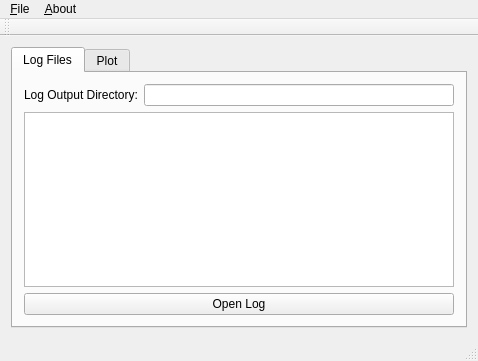
First picture: the form in srcPlot/main_window_plot.ui, repository blizzard4591/zeusUtilities, before the edit.
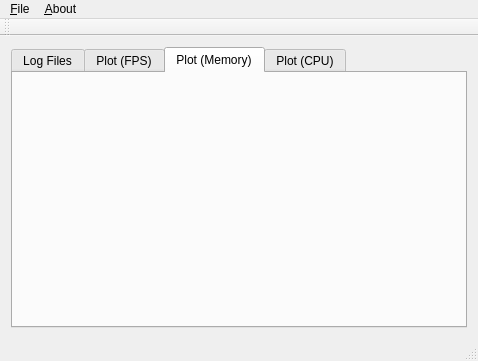
Second picture: the form after the edit. The open tabs and pages were chosen to show the change. Custom widgets are drawn as their Qt base class.

```diff
--- a/srcPlot/main_window_plot.ui
+++ b/srcPlot/main_window_plot.ui
@@ -23,6 +23,9 @@
       <property name="currentIndex">
        <number>0</number>
       </property>
+      <property name="tabBarAutoHide">
+       <bool>false</bool>
+      </property>
       <widget class="QWidget" name="tabOpen">
        <attribute name="title">
         <string>Log Files</string>
@@ -56,11 +59,31 @@
       </widget>
       <widget class="QWidget" name="tabView">
        <attribute name="title">
-        <string>Plot</string>
+        <string>Plot (FPS)</string>
        </attribute>
        <layout class="QVBoxLayout" name="verticalLayout_3">
         <item>
-         <widget class="QCustomPlot" name="customPlotWidget" native="true"/>
+         <widget class="QCustomPlot" name="plotFps" native="true"/>
+        </item>
+       </layout>
+      </widget>
+      <widget class="QWidget" name="tab">
+       <attribute name="title">
+        <string>Plot (Memory)</string>
+       </attribute>
+       <layout class="QGridLayout" name="gridLayout">
+        <item row="0" column="0">
+         <widget class="QCustomPlot" name="plotMemory" native="true"/>
+        </item>
+       </layout>
+      </widget>
+      <widget class="QWidget" name="tab_2">
+       <attribute name="title">
+        <string>Plot (CPU)</string>
+       </attribute>
+       <layout class="QGridLayout" name="gridLayout_2">
+        <item row="0" column="0">
+         <widget class="QCustomPlot" name="widget" native="true"/>
         </item>
        </layout>
       </widget>
```
